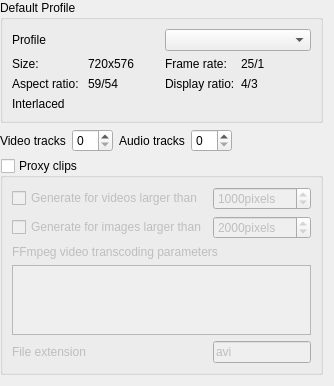
Qt form src/widgets/configproject_ui.ui (KDE/kdenlive) before a commit.
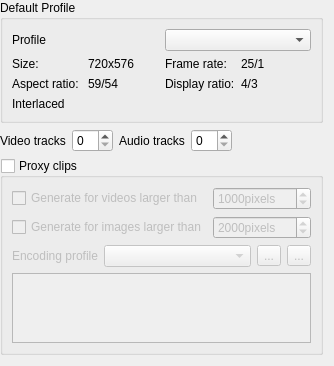
The same form after that commit. Custom widgets are drawn as their Qt base class.

```diff
--- a/src/widgets/configproject_ui.ui
+++ b/src/widgets/configproject_ui.ui
@@ -6,8 +6,8 @@
    <rect>
     <x>0</x>
     <y>0</y>
-    <width>333</width>
-    <height>353</height>
+    <width>329</width>
+    <height>332</height>
    </rect>
   </property>
   <property name="windowTitle">
@@ -151,14 +151,14 @@
       <bool>false</bool>
      </property>
      <layout class="QGridLayout" name="gridLayout">
-      <item row="0" column="0">
+      <item row="0" column="0" colspan="2">
        <widget class="QCheckBox" name="kcfg_generateproxy">
         <property name="text">
          <string>Generate for videos larger than</string>
         </property>
        </widget>
       </item>
-      <item row="0" column="1">
+      <item row="0" column="2" colspan="3">
        <widget class="KIntSpinBox" name="kcfg_proxyminsize">
         <property name="suffix">
          <string>pixels</string>
@@ -171,14 +171,14 @@
         </property>
        </widget>
       </item>
-      <item row="1" column="0">
+      <item row="1" column="0" colspan="2">
        <widget class="QCheckBox" name="kcfg_generateimageproxy">
         <property name="text">
          <string>Generate for images larger than</string>
         </property>
        </widget>
       </item>
-      <item row="1" column="1">
+      <item row="1" column="2" colspan="3">
        <widget class="KIntSpinBox" name="kcfg_proxyimageminsize">
         <property name="suffix">
          <string>pixels</string>
@@ -194,34 +194,56 @@
         </property>
        </widget>
       </item>
-      <item row="2" column="0" colspan="2">
-       <widget class="QLabel" name="label">
+      <item row="2" column="0">
+       <widget class="QLabel" name="label_24">
+        <property name="sizePolicy">
+         <sizepolicy hsizetype="Maximum" vsizetype="Preferred">
+          <horstretch>0</horstretch>
+          <verstretch>0</verstretch>
+         </sizepolicy>
+        </property>
         <property name="text">
-         <string>FFmpeg video transcoding parameters</string>
+         <string>Encoding profile</string>
         </property>
        </widget>
       </item>
-      <item row="3" column="0" colspan="2">
-       <widget class="QPlainTextEdit" name="kcfg_proxyparams">
+      <item row="2" column="1" colspan="2">
+       <widget class="KComboBox" name="kcfg_proxy_profile">
+        <property name="sizePolicy">
+         <sizepolicy hsizetype="MinimumExpanding" vsizetype="Fixed">
+          <horstretch>0</horstretch>
+          <verstretch>0</verstretch>
+         </sizepolicy>
+        </property>
+       </widget>
+      </item>
+      <item row="2" column="3">
+       <widget class="QToolButton" name="proxy_showprofileinfo">
+        <property name="text">
+         <string>...</string>
+        </property>
+        <property name="checkable">
+         <bool>true</bool>
+        </property>
+       </widget>
+      </item>
+      <item row="2" column="4">
+       <widget class="QToolButton" name="proxy_manageprofile">
+        <property name="text">
+         <string>...</string>
+        </property>
+       </widget>
+      </item>
+      <item row="3" column="0" colspan="5">
+       <widget class="QPlainTextEdit" name="proxyparams">
         <property name="sizePolicy">
          <sizepolicy hsizetype="Expanding" vsizetype="Maximum">
           <horstretch>0</horstretch>
           <verstretch>0</verstretch>
          </sizepolicy>
         </property>
-       </widget>
-      </item>
-      <item row="4" column="0">
-       <widget class="QLabel" name="label_2">
-        <property name="text">
-         <string>File extension</string>
-        </property>
-       </widget>
-      </item>
-      <item row="4" column="1">
-       <widget class="KLineEdit" name="kcfg_proxyextension">
-        <property name="text">
-         <string>avi</string>
+        <property name="readOnly">
+         <bool>true</bool>
         </property>
        </widget>
       </item>
@@ -249,11 +271,6 @@
    <extends>QSpinBox</extends>
    <header>knuminput.h</header>
   </customwidget>
-  <customwidget>
-   <class>KLineEdit</class>
-   <extends>QLineEdit</extends>
-   <header>klineedit.h</header>
-  </customwidget>
   <customwidget>
    <class>KComboBox</class>
    <extends>QComboBox</extends>
```
